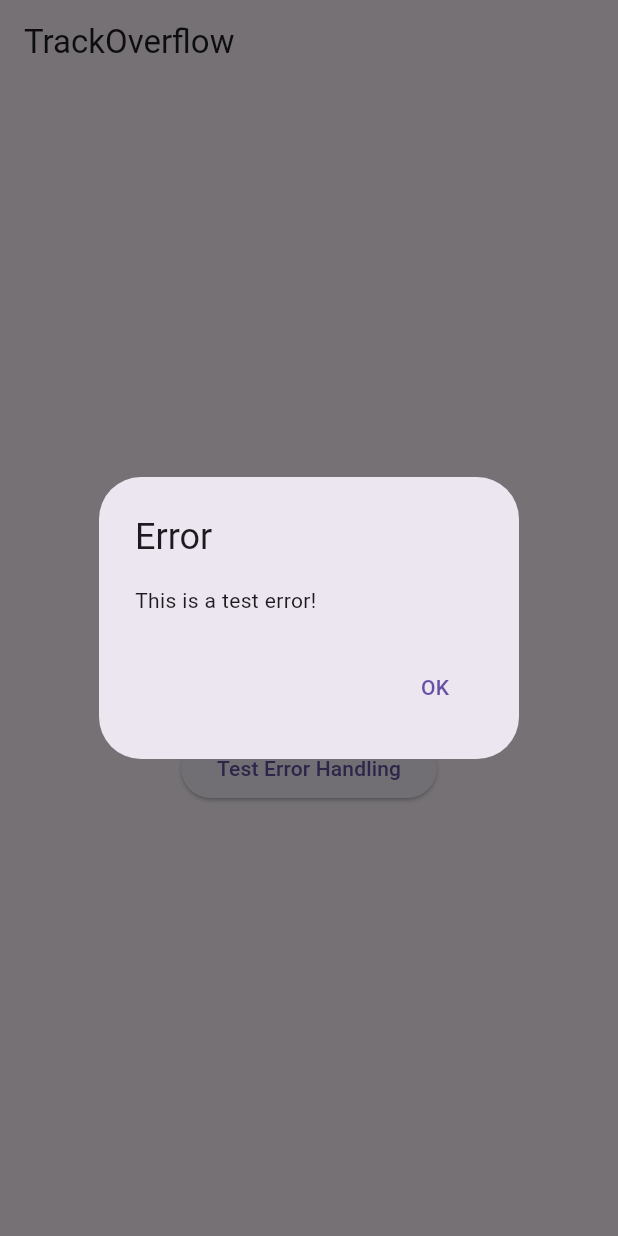
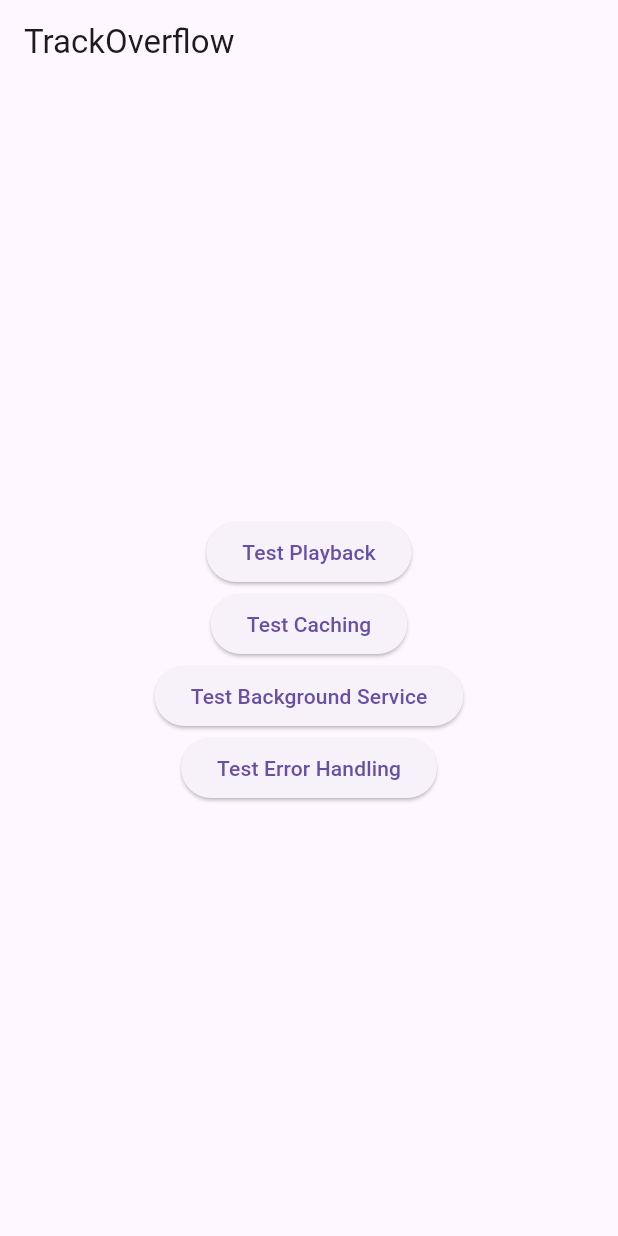
Before and after one commit to wpinrui/track-overflow, a Flutter app: the screen it shows after launch, after a tap on "Test Error Handling", on a phone screen of 412 x 824 dp. Run offline on Flutter 3.47's test engine with Material 3 defaults, Android fonts, the phone set to English and light mode, and no system bars; our stand-ins replace cloud_firestore, firebase_core, firebase_storage, get_it; accounts and stored records are empty; generated files the repository leaves out were written again.

Commit message:
Remove error dialog method from logger service

```diff
--- a/lib/main.dart
+++ b/lib/main.dart
@@ -81,7 +81,6 @@
             ),
             ElevatedButton(
               onPressed: () {
-                loggerService.showErrorDialog(context, "This is a test error!");
                 loggerService.logError("Hello World (of errors)!");
                 loggerService.logWarning("Hello World (of warnings)!");
                 loggerService.logInfo("Hello World (of info)!");
--- a/lib/services/logger/logger_service.dart
+++ b/lib/services/logger/logger_service.dart
@@ -1,4 +1,3 @@
-import 'package:flutter/material.dart';
 import 'package:track_overflow/services/logger/destinations/log_destination.dart';
 
 enum LogLevel {
@@ -43,20 +42,4 @@ class LoggerService {
   void logInfo(String message) {
     _log(LogLevel.info, message);
   }
-
-  void showErrorDialog(BuildContext context, String message) {
-    showDialog(
-      context: context,
-      builder: (context) => AlertDialog(
-        title: const Text("Error"),
-        content: Text(message),
-        actions: [
-          TextButton(
-            onPressed: () => Navigator.of(context).pop(),
-            child: const Text("OK"),
-          ),
-        ],
-      ),
-    );
-  }
 }
```
